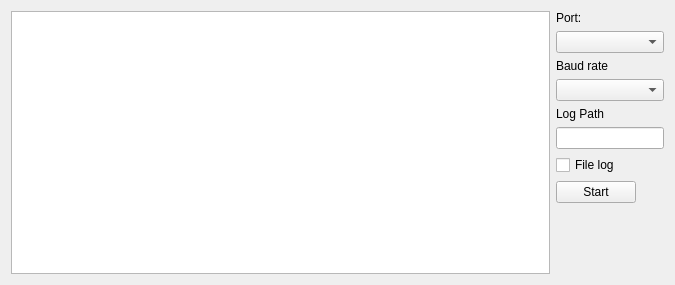
The window that source/rrv_plugin/rrv_viewer.ui (AlfonsoJPH/skydel-rrv-plugin) describes before a commit, drawn with Qt 5.
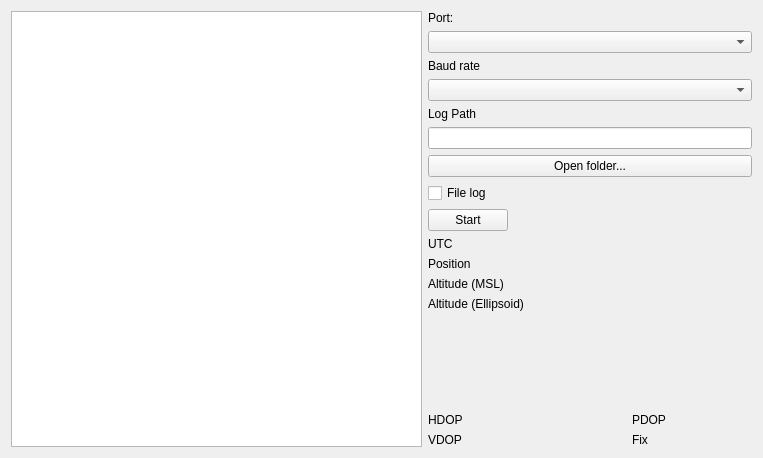
The same window after the commit.

Commit message: Add: GGA and GSA messages parser and visualize data as on receiver screen

```diff
--- a/source/rrv_plugin/rrv_viewer.ui
+++ b/source/rrv_plugin/rrv_viewer.ui
@@ -6,8 +6,8 @@
    <rect>
     <x>0</x>
     <y>0</y>
-    <width>675</width>
-    <height>285</height>
+    <width>763</width>
+    <height>458</height>
    </rect>
   </property>
   <property name="sizePolicy">
@@ -61,17 +61,21 @@
          </property>
         </widget>
        </item>
-       <item row="6" column="0">
-        <widget class="QLineEdit" name="logPath"/>
+       <item row="7" column="0" colspan="2">
+        <widget class="QPushButton" name="logPathButton">
+         <property name="text">
+          <string>Open folder...</string>
+         </property>
+        </widget>
        </item>
-       <item row="7" column="0">
+       <item row="8" column="0">
         <widget class="QCheckBox" name="fileLogState">
          <property name="text">
           <string>File log</string>
          </property>
         </widget>
        </item>
-       <item row="8" column="0">
+       <item row="9" column="0">
         <widget class="QPushButton" name="receiverState">
          <property name="enabled">
           <bool>true</bool>
@@ -81,6 +85,169 @@
          </property>
         </widget>
        </item>
+       <item row="6" column="0" colspan="2">
+        <widget class="QLineEdit" name="logPath"/>
+       </item>
+       <item row="10" column="0" colspan="2">
+        <layout class="QGridLayout" name="gridLayout">
+         <item row="9" column="3">
+          <widget class="QLabel" name="PDOPLabel">
+           <property name="text">
+            <string>PDOP</string>
+           </property>
+          </widget>
+         </item>
+         <item row="9" column="1">
+          <widget class="QLabel" name="HDOPValue">
+           <property name="sizePolicy">
+            <sizepolicy hsizetype="Minimum" vsizetype="Minimum">
+             <horstretch>0</horstretch>
+             <verstretch>0</verstretch>
+            </sizepolicy>
+           </property>
+           <property name="minimumSize">
+            <size>
+             <width>70</width>
+             <height>0</height>
+            </size>
+           </property>
+           <property name="text">
+            <string/>
+           </property>
+          </widget>
+         </item>
+         <item row="3" column="0">
+          <widget class="QLabel" name="positionLabel">
+           <property name="text">
+            <string>Position</string>
+           </property>
+          </widget>
+         </item>
+         <item row="7" column="0">
+          <widget class="QLabel" name="altitudeEllipsoidLabel">
+           <property name="text">
+            <string>Altitude (Ellipsoid)</string>
+           </property>
+          </widget>
+         </item>
+         <item row="1" column="0">
+          <widget class="QLabel" name="utcLabel">
+           <property name="text">
+            <string>UTC</string>
+           </property>
+          </widget>
+         </item>
+         <item row="5" column="0">
+          <widget class="QLabel" name="altitudeMSLLabel">
+           <property name="text">
+            <string>Altitude (MSL)</string>
+           </property>
+          </widget>
+         </item>
+         <item row="1" column="1" colspan="4">
+          <widget class="QLabel" name="utcValue">
+           <property name="text">
+            <string/>
+           </property>
+          </widget>
+         </item>
+         <item row="3" column="1" colspan="4">
+          <widget class="QLabel" name="positionValue">
+           <property name="text">
+            <string/>
+           </property>
+          </widget>
+         </item>
+         <item row="5" column="1" colspan="4">
+          <widget class="QLabel" name="altitudeMSLValue">
+           <property name="text">
+            <string/>
+           </property>
+          </widget>
+         </item>
+         <item row="9" column="0">
+          <widget class="QLabel" name="HDOPLabel">
+           <property name="text">
+            <string>HDOP</string>
+           </property>
+          </widget>
+         </item>
+         <item row="7" column="1" colspan="4">
+          <widget class="QLabel" name="altitudeEllipsoidValue">
+           <property name="text">
+            <string/>
+           </property>
+          </widget>
+         </item>
+         <item row="9" column="4">
+          <widget class="QLabel" name="PDOPValue">
+           <property name="minimumSize">
+            <size>
+             <width>80</width>
+             <height>0</height>
+            </size>
+           </property>
+           <property name="text">
+            <string/>
+           </property>
+          </widget>
+         </item>
+         <item row="10" column="0">
+          <widget class="QLabel" name="VDOPLabel">
+           <property name="text">
+            <string>VDOP</string>
+           </property>
+          </widget>
+         </item>
+         <item row="10" column="1">
+          <widget class="QLabel" name="VDOPValue">
+           <property name="text">
+            <string/>
+           </property>
+          </widget>
+         </item>
+         <item row="10" column="3">
+          <widget class="QLabel" name="fixLabel">
+           <property name="text">
+            <string>Fix</string>
+           </property>
+          </widget>
+         </item>
+         <item row="9" column="2" rowspan="2">
+          <spacer name="horizontalSpacer">
+           <property name="orientation">
+            <enum>Qt::Horizontal</enum>
+           </property>
+           <property name="sizeHint" stdset="0">
+            <size>
+             <width>20</width>
+             <height>20</height>
+            </size>
+           </property>
+          </spacer>
+         </item>
+         <item row="10" column="4">
+          <widget class="QLabel" name="fixValue">
+           <property name="text">
+            <string/>
+           </property>
+          </widget>
+         </item>
+         <item row="8" column="0" colspan="5">
+          <spacer name="verticalSpacer">
+           <property name="orientation">
+            <enum>Qt::Vertical</enum>
+           </property>
+           <property name="sizeHint" stdset="0">
+            <size>
+             <width>20</width>
+             <height>10</height>
+            </size>
+           </property>
+          </spacer>
+         </item>
+        </layout>
+       </item>
       </layout>
      </item>
     </layout>
```
The commit also changes 4 other files.
